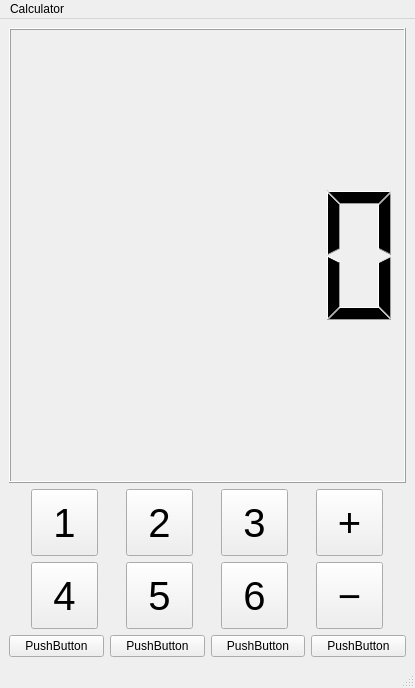
Before: the Qt Designer form calc.ui in AquilaFasciata/QtCalc, drawn with Qt 5.
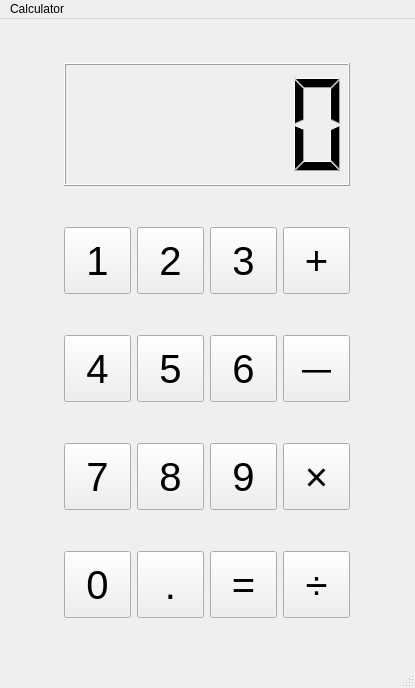
After: the same form once the commit is applied.

```diff
--- a/calc.ui
+++ b/calc.ui
@@ -24,7 +24,14 @@
     <item row="0" column="0">
      <layout class="QVBoxLayout" name="verticalLayout">
       <item>
-       <widget class="QLCDNumber" name="lcdNumber"/>
+       <widget class="QLCDNumber" name="lcdNumber">
+        <property name="maximumSize">
+         <size>
+          <width>16777215</width>
+          <height>123</height>
+         </size>
+        </property>
+       </widget>
       </item>
       <item>
        <layout class="QHBoxLayout" name="horizontalLayout_6"/>
@@ -229,7 +236,7 @@
            </font>
           </property>
           <property name="text">
-           <string>−</string>
+           <string>－</string>
           </property>
          </widget>
         </item>
@@ -239,29 +246,197 @@
        <layout class="QHBoxLayout" name="horizontalLayout_4">
         <item>
          <widget class="QPushButton" name="pushButton_7">
+          <property name="minimumSize">
+           <size>
+            <width>0</width>
+            <height>67</height>
+           </size>
+          </property>
+          <property name="maximumSize">
+           <size>
+            <width>67</width>
+            <height>16777215</height>
+           </size>
+          </property>
+          <property name="font">
+           <font>
+            <pointsize>30</pointsize>
+           </font>
+          </property>
           <property name="text">
-           <string>PushButton</string>
+           <string>7</string>
           </property>
          </widget>
         </item>
         <item>
          <widget class="QPushButton" name="pushButton_8">
+          <property name="minimumSize">
+           <size>
+            <width>0</width>
+            <height>67</height>
+           </size>
+          </property>
+          <property name="maximumSize">
+           <size>
+            <width>67</width>
+            <height>16777215</height>
+           </size>
+          </property>
+          <property name="font">
+           <font>
+            <pointsize>30</pointsize>
+           </font>
+          </property>
           <property name="text">
-           <string>PushButton</string>
+           <string>8</string>
           </property>
          </widget>
         </item>
         <item>
          <widget class="QPushButton" name="pushButton_6">
+          <property name="minimumSize">
+           <size>
+            <width>0</width>
+            <height>67</height>
+           </size>
+          </property>
+          <property name="maximumSize">
+           <size>
+            <width>67</width>
+            <height>16777215</height>
+           </size>
+          </property>
+          <property name="font">
+           <font>
+            <pointsize>30</pointsize>
+           </font>
+          </property>
           <property name="text">
-           <string>PushButton</string>
+           <string>9</string>
           </property>
          </widget>
         </item>
         <item>
          <widget class="QPushButton" name="pushButton_9">
+          <property name="minimumSize">
+           <size>
+            <width>0</width>
+            <height>67</height>
+           </size>
+          </property>
+          <property name="maximumSize">
+           <size>
+            <width>67</width>
+            <height>16777215</height>
+           </size>
+          </property>
+          <property name="font">
+           <font>
+            <pointsize>30</pointsize>
+           </font>
+          </property>
           <property name="text">
-           <string>PushButton</string>
+           <string>×</string>
+          </property>
+         </widget>
+        </item>
+       </layout>
+      </item>
+      <item>
+       <layout class="QHBoxLayout" name="horizontalLayout_2">
+        <item>
+         <widget class="QPushButton" name="pushButton_10">
+          <property name="minimumSize">
+           <size>
+            <width>0</width>
+            <height>67</height>
+           </size>
+          </property>
+          <property name="maximumSize">
+           <size>
+            <width>67</width>
+            <height>16777215</height>
+           </size>
+          </property>
+          <property name="font">
+           <font>
+            <pointsize>30</pointsize>
+           </font>
+          </property>
+          <property name="text">
+           <string>0</string>
+          </property>
+         </widget>
+        </item>
+        <item>
+         <widget class="QPushButton" name="pushButton_12">
+          <property name="minimumSize">
+           <size>
+            <width>0</width>
+            <height>67</height>
+           </size>
+          </property>
+          <property name="maximumSize">
+           <size>
+            <width>67</width>
+            <height>16777215</height>
+           </size>
+          </property>
+          <property name="font">
+           <font>
+            <pointsize>30</pointsize>
+           </font>
+          </property>
+          <property name="text">
+           <string>.</string>
+          </property>
+         </widget>
+        </item>
+        <item>
+         <widget class="QPushButton" name="pushButton_13">
+          <property name="minimumSize">
+           <size>
+            <width>0</width>
+            <height>67</height>
+           </size>
+          </property>
+          <property name="maximumSize">
+           <size>
+            <width>67</width>
+            <height>16777215</height>
+           </size>
+          </property>
+          <property name="font">
+           <font>
+            <pointsize>30</pointsize>
+           </font>
+          </property>
+          <property name="text">
+           <string>=</string>
+          </property>
+         </widget>
+        </item>
+        <item>
+         <widget class="QPushButton" name="pushButton_11">
+          <property name="minimumSize">
+           <size>
+            <width>0</width>
+            <height>67</height>
+           </size>
+          </property>
+          <property name="maximumSize">
+           <size>
+            <width>67</width>
+            <height>16777215</height>
+           </size>
+          </property>
+          <property name="font">
+           <font>
+            <pointsize>30</pointsize>
+           </font>
+          </property>
+          <property name="text">
+           <string>÷</string>
           </property>
          </widget>
         </item>
```
